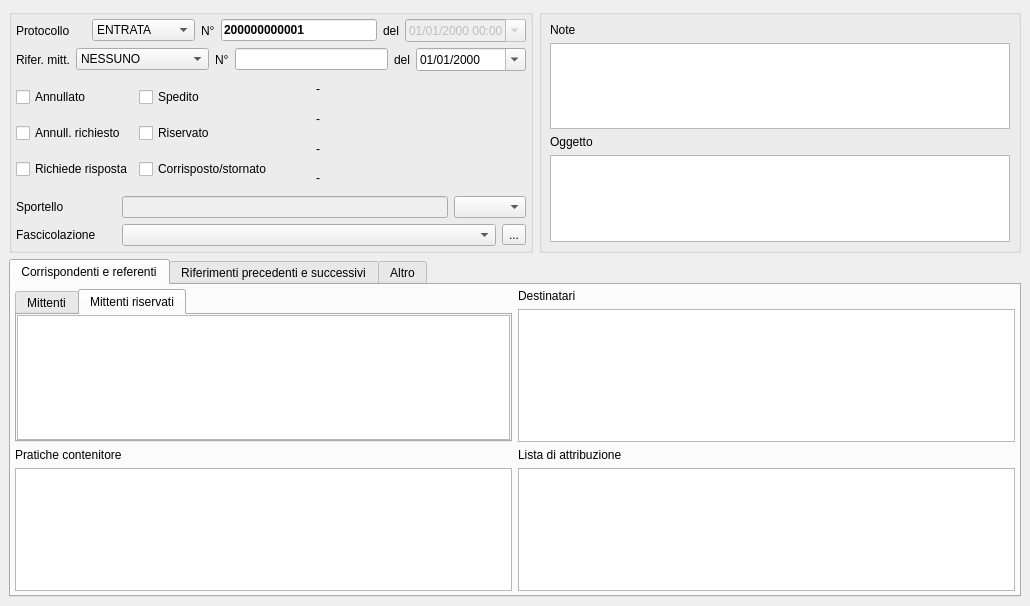
Above: src/com/axiastudio/suite/protocollo/forms/protocollo.ui from tizianolattisi/suitegda before the change. Below: the same form after it.
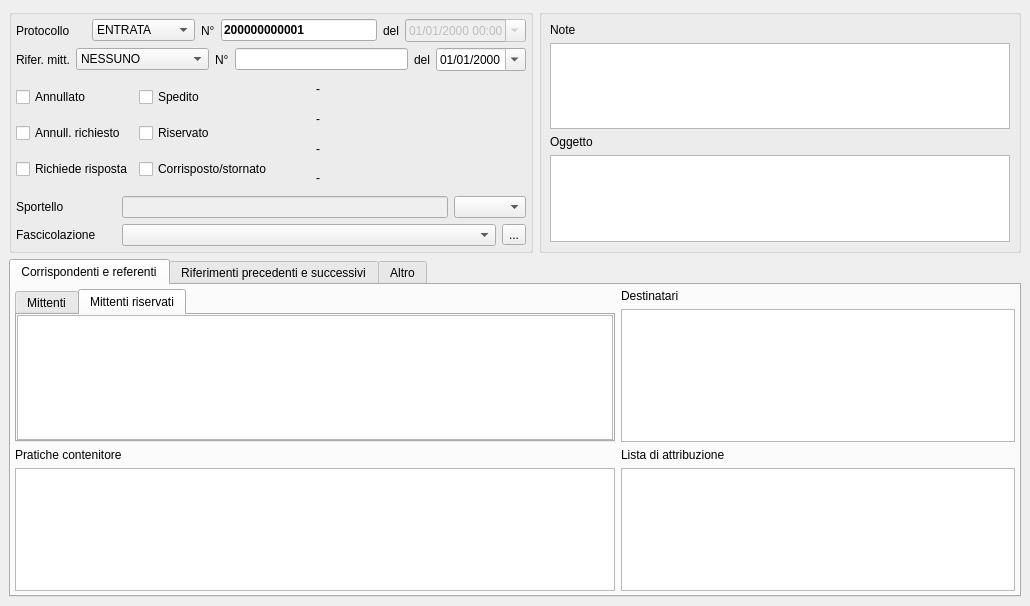
That is the form after the change. The open tabs and pages were chosen to show the change. Custom widgets are drawn as their Qt base class.

Commit message: Protocollo: inserita voce 'PEC' in rif. mittente + aggiustamenti grafici; utente: codice utente diventa uno spinBox x ricerca su valore numerico

What changed in the file:
```diff
--- a/src/com/axiastudio/suite/protocollo/forms/protocollo.ui
+++ b/src/com/axiastudio/suite/protocollo/forms/protocollo.ui
@@ -247,13 +247,13 @@
            </property>
            <property name="minimumSize">
             <size>
-             <width>110</width>
+             <width>90</width>
              <height>0</height>
             </size>
            </property>
            <property name="maximumSize">
             <size>
-             <width>110</width>
+             <width>100</width>
              <height>16777215</height>
             </size>
            </property>
@@ -653,6 +653,12 @@
           <property name="enabled">
            <bool>true</bool>
           </property>
+          <property name="minimumSize">
+           <size>
+            <width>600</width>
+            <height>0</height>
+           </size>
+          </property>
           <property name="currentIndex">
            <number>0</number>
           </property>
@@ -767,6 +773,18 @@
         </item>
         <item row="3" column="0">
          <widget class="com.axiastudio.pypapi.ui.widgets.PyPaPiTableView" name="tableView_pratiche">
+          <property name="minimumSize">
+           <size>
+            <width>600</width>
+            <height>0</height>
+           </size>
+          </property>
+          <property name="sizeIncrement">
+           <size>
+            <width>0</width>
+            <height>0</height>
+           </size>
+          </property>
           <property name="columns" stdset="0">
            <string>&gt;originale&lt;,oggetto,&lt;pratica&gt;</string>
           </property>
```
Left out of the diff: 9 changed lines with no effect on the pictures. The commit also changes 1 other file.
